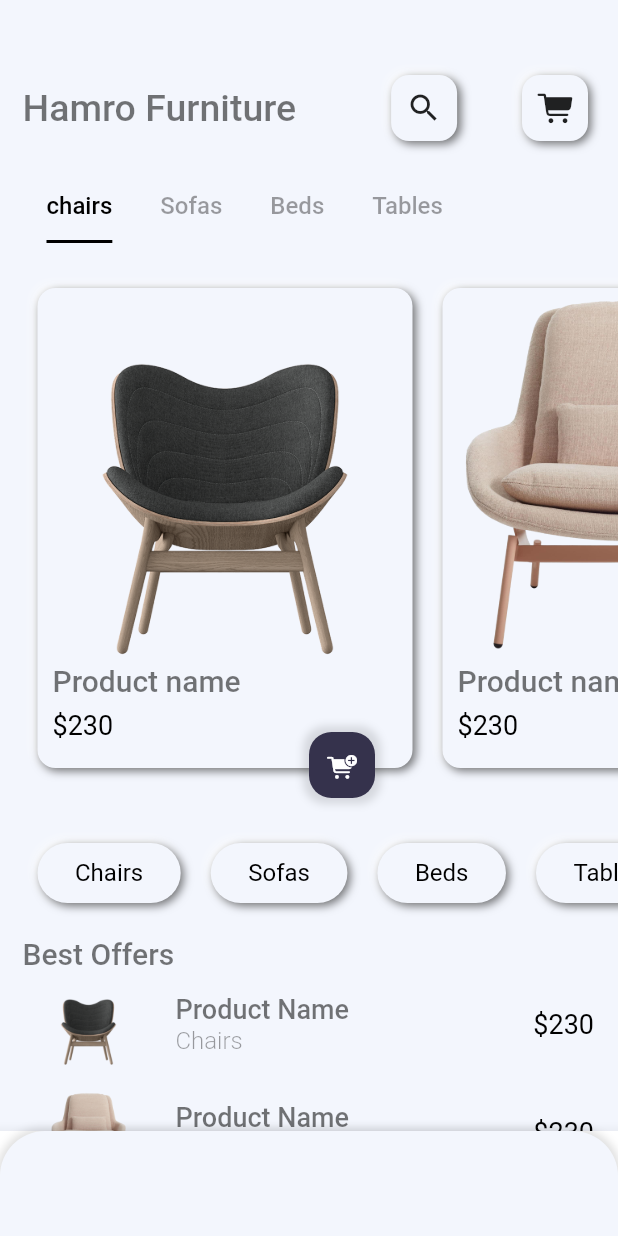
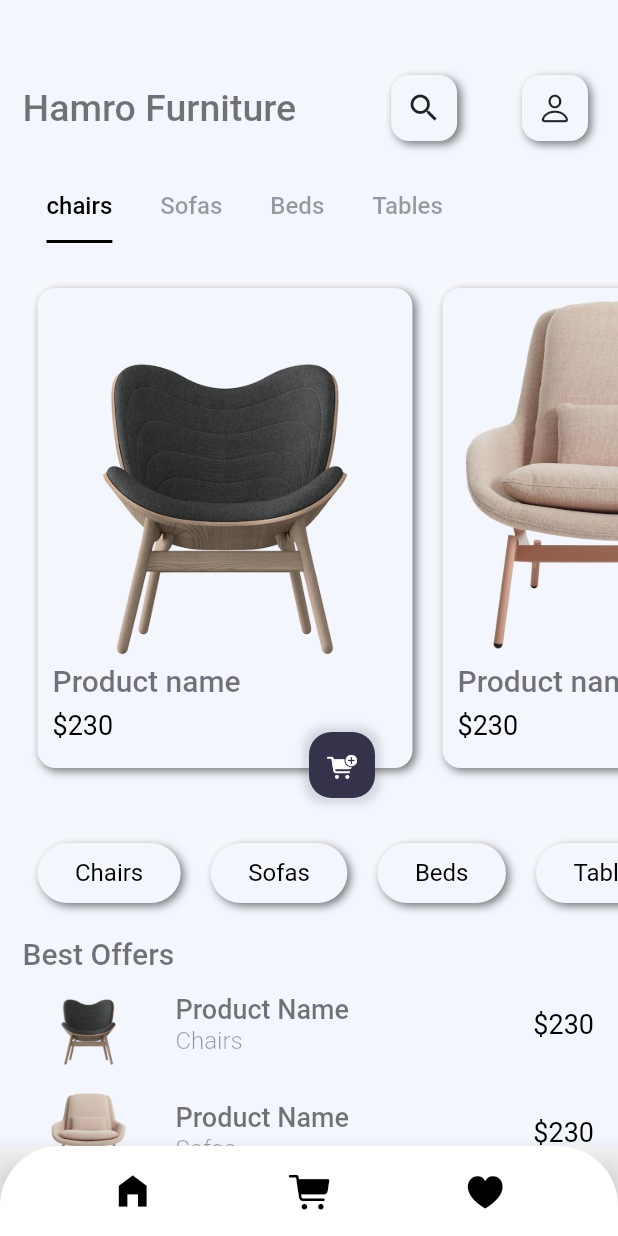
Before and after one commit to aakashsahh/E-commerce, a Flutter app: the screen it shows after launch, on a phone screen of 412 x 824 dp. Run offline on Flutter 3.47's test engine with Material 2 defaults, Android fonts, the phone set to English and light mode, and no system bars; drawn by our look-alikes of flutter_neumorphic; our stand-ins replace firebase_core; accounts and stored records are empty.

Commit message:
Navigation bar ui final

```diff
--- a/lib/screens/Homepage.dart
+++ b/lib/screens/Homepage.dart
@@ -1,9 +1,11 @@
 import 'package:flutter/cupertino.dart';
 import 'package:flutter_neumorphic/flutter_neumorphic.dart';
 
+import '../widgets/custom_navbar.dart';
 import '../widgets/products_widget.dart';
 import 'category_screen.dart';
 
+// ignore: must_be_immutable
 class Homepage extends StatelessWidget {
   List categories = [
     "Chairs",
@@ -19,26 +21,7 @@ class Homepage extends StatelessWidget {
   @override
   Widget build(BuildContext context) {
     return Scaffold(
-      bottomNavigationBar: BottomAppBar(
-        color: Colors.white,
-        child: Container(
-          decoration: const BoxDecoration(
-              color: Color(0xFFF3F6FD),
-              borderRadius: BorderRadius.only(
-                topLeft: Radius.circular(30),
-                topRight: Radius.circular(30),
-              ),
-              boxShadow: [
-                BoxShadow(
-                  color: Colors.black12,
-                  blurRadius: 4,
-                  spreadRadius: 2,
-                ),
-              ]),
-          height: 70,
-          child: Row(children: []),
-        ),
-      ),
+      bottomNavigationBar: const CustomNavbar(),
       body: DefaultTabController(
         length: 4,
         child: Material(
@@ -95,7 +78,7 @@ class Homepage extends StatelessWidget {
                                 child: const Padding(
                                   padding: EdgeInsets.all(10),
                                   child: Icon(
-                                    CupertinoIcons.cart_fill,
+                                    CupertinoIcons.person,
                                   ),
                                 ),
                               ),
@@ -161,20 +144,20 @@ class Homepage extends StatelessWidget {
                                   ));
                             },
                             child: Neumorphic(
-                              margin: EdgeInsets.all(10),
-                              padding: EdgeInsets.symmetric(
+                              margin: const EdgeInsets.all(10),
+                              padding: const EdgeInsets.symmetric(
                                   vertical: 10, horizontal: 25),
                               style: NeumorphicStyle(
                                 shape: NeumorphicShape.flat,
                                 boxShape: NeumorphicBoxShape.roundRect(
                                     BorderRadius.circular(20)),
-                                color: Color(0xFFF3F6FD),
+                                color: const Color(0xFFF3F6FD),
                                 intensity: 1,
                               ),
                               child: Center(
                                   child: Text(
                                 categories[index],
-                                style: TextStyle(
+                                style: const TextStyle(
                                   fontSize: 16,
                                   fontWeight: FontWeight.w400,
                                   color: Colors.black,
@@ -185,8 +168,8 @@ class Homepage extends StatelessWidget {
                         },
                       ),
                     ),
-                    SizedBox(height: 12),
-                    Text(
+                    const SizedBox(height: 12),
+                    const Text(
                       "Best Offers",
                       style: TextStyle(
                         fontSize: 20,
@@ -195,7 +178,7 @@ class Homepage extends StatelessWidget {
                       ),
                     ),
                     ListView.builder(
-                      physics: NeverScrollableScrollPhysics(),
+                      physics: const NeverScrollableScrollPhysics(),
                       shrinkWrap: true,
                       itemCount: 4,
                       itemBuilder: (context, index) {
@@ -203,7 +186,7 @@ class Homepage extends StatelessWidget {
                           minLeadingWidth: 70,
                           leading: Image.asset(
                               "assets/images/Product ${index + 1}.png"),
-                          title: Text(
+                          title: const Text(
                             "Product Name",
                             style: TextStyle(
                               fontSize: 18,
@@ -213,13 +196,13 @@ class Homepage extends StatelessWidget {
                           ),
                           subtitle: Text(
                             categories[index],
-                            style: TextStyle(
+                            style: const TextStyle(
                               fontSize: 16,
                               fontWeight: FontWeight.w300,
                               color: Colors.black38,
                             ),
                           ),
-                          trailing: Text(
+                          trailing: const Text(
                             "\$230",
                             style: TextStyle(
                                 fontSize: 18,
--- a/lib/screens/category_screen.dart
+++ b/lib/screens/category_screen.dart
@@ -26,7 +26,7 @@ class CategoryScreen extends StatelessWidget {
                     onTap: () {
                       Navigator.pop(context);
                     },
-                    child: Icon(
+                    child: const Icon(
                       Icons.arrow_back,
                       size: 30,
                       color: Colors.black,
@@ -34,7 +34,7 @@ class CategoryScreen extends StatelessWidget {
                   ),
                   Text(
                     category,
-                    style: TextStyle(
+                    style: const TextStyle(
                       fontSize: 22,
                       fontWeight: FontWeight.w500,
                       color: Colors.black,
@@ -46,10 +46,10 @@ class CategoryScreen extends StatelessWidget {
                       boxShape: NeumorphicBoxShape.roundRect(
                         BorderRadius.circular(12),
                       ),
-                      color: Color(0xFFF3F6FD),
+                      color: const Color(0xFFF3F6FD),
                       intensity: 1,
                     ),
-                    child: Padding(
+                    child: const Padding(
                       padding: EdgeInsets.all(10),
                       child: Icon(CupertinoIcons.cart_fill),
                     ),
@@ -57,9 +57,9 @@ class CategoryScreen extends StatelessWidget {
                 ],
               ),
             ),
-            SizedBox(height: 30),
+            const SizedBox(height: 30),
           GridView.builder(
-            physics: NeverScrollableScrollPhysics(),
+            physics: const NeverScrollableScrollPhysics(),
             shrinkWrap: true,
             padding: EdgeInsets.only(top: 20, right: 5,left: 5,bottom: 50),
             gridDelegate: SliverGridDelegateWithFixedCrossAxisCount(crossAxisCount: 2,
--- a/lib/widgets/cat_product_widget.dart
+++ b/lib/widgets/cat_product_widget.dart
@@ -9,7 +9,7 @@ class CatProductCard extends StatelessWidget {
   @override
   Widget build(BuildContext context) {
     return Padding(
-        padding: EdgeInsets.all(8),
+        padding: const EdgeInsets.all(8),
         child: Neumorphic(
           style: NeumorphicStyle(
             shape: NeumorphicShape.flat,
@@ -35,15 +35,15 @@ class CatProductCard extends StatelessWidget {
                     width: 150,
                   ),
                 ),
-                Text(
+                const Text(
                   "Product Name",
                   style: TextStyle(
                       fontSize: 18,
                       fontWeight: FontWeight.w500,
                       color: Colors.black54),
                 ),
-                SizedBox(height: 10),
-                Text(
+                const SizedBox(height: 10),
+                const Text(
                   "\$230",
                   style: TextStyle(
                       fontSize: 20,
--- /dev/null
+++ b/lib/widgets/custom_navbar.dart
@@ -0,0 +1,87 @@
+import 'package:flutter/cupertino.dart';
+import 'package:flutter/material.dart';
+
+import '../screens/Homepage.dart';
+
+class CustomNavbar extends StatelessWidget {
+  const CustomNavbar({super.key});
+
+  @override
+  Widget build(BuildContext context) {
+    return BottomAppBar(
+      color: Colors.transparent,
+      child: Container(
+        decoration: const BoxDecoration(
+            color: Colors.white,
+            borderRadius: BorderRadius.only(
+              topLeft: Radius.circular(40),
+              topRight: Radius.circular(40),
+            ),
+            boxShadow: [
+              BoxShadow(
+                color: Colors.transparent,
+                blurRadius: 4,
+                spreadRadius: 2,
+              ),
+            ]),
+        height: 60,
+        child: Row(
+            crossAxisAlignment: CrossAxisAlignment.center,
+            mainAxisAlignment: MainAxisAlignment.spaceEvenly,
+            children: [
+              InkWell(
+                onTap: () {
+                  Navigator.push(
+                      context,
+                      MaterialPageRoute(
+                        builder: (context) => Homepage(),
+                      ));
+                },
+                child: Container(
+                  padding: const EdgeInsets.all(15),
+                  decoration: BoxDecoration(
+                    color: Colors.transparent,
+                    borderRadius: BorderRadius.circular(15),
+                  ),
+                  child: const Icon(
+                    Icons.home_filled,
+                    color: Colors.black,
+                    size: 28,
+                  ),
+                ),
+              ),
+              InkWell(
+                onTap: () {},
+                child: Container(
+                  padding: const EdgeInsets.all(15),
+                  decoration: BoxDecoration(
+                    color: Colors.transparent,
+                    borderRadius: BorderRadius.circular(15),
+                  ),
+                  child: const Icon(
+                    CupertinoIcons.cart_fill,
+                    color: Colors.black,
+                    size: 28,
+                  ),
+                ),
+              ),
+              InkWell(
+                onTap: () {},
+                child: Container(
+                  padding: const EdgeInsets.all(15),
+                  decoration: BoxDecoration(
+                    color: Colors.transparent,
+                    borderRadius: BorderRadius.circular(15),
+                  ),
+                  child: const Icon(
+                    CupertinoIcons.heart_fill,
+                    color: Colors.black,
+                    size: 28,
+                  ),
+                ),
+              ),
+            ]),
+      ),
+    );
+  }
+}
```
